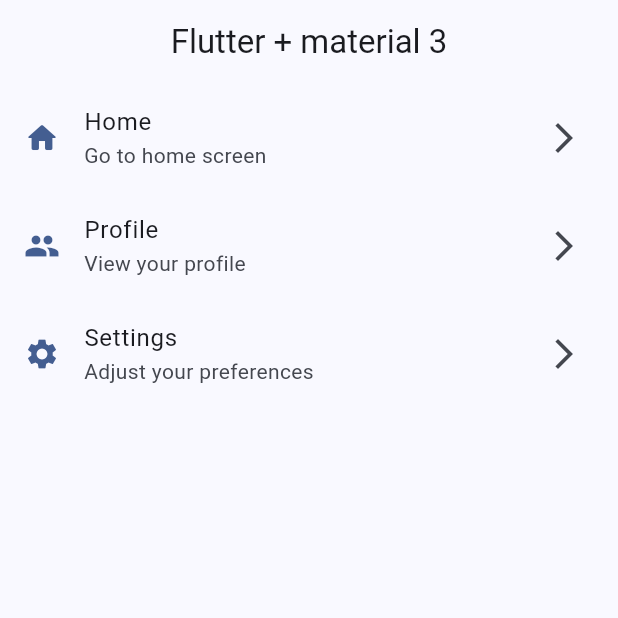
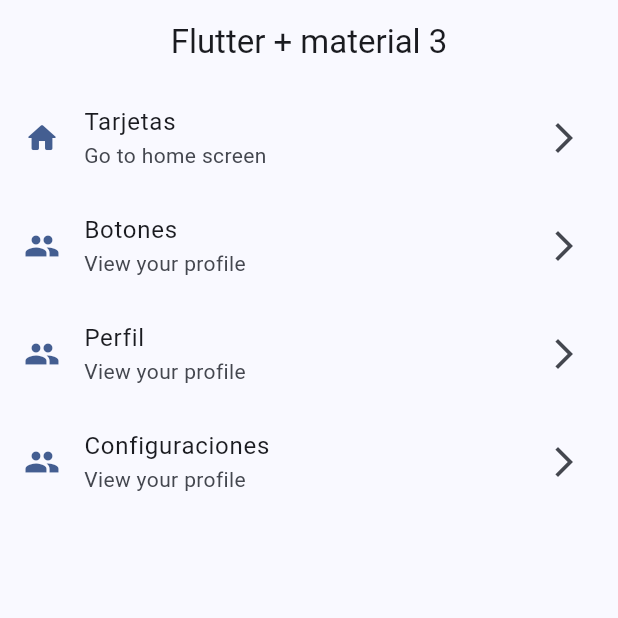
Before and after one commit to JGabrielGlez/TallerFullStack, a Flutter app: the screen it shows after launch, on a phone screen of 412 x 824 dp, the top half of it. Run offline on Flutter 3.47's test engine with Material 3 defaults, Android fonts, the phone set to English and light mode, and no system bars; our stand-ins replace go_router.

Commit message:
Agregado de las cards de setting, profile y su respectivo routing

```diff
--- a/lib/config/menu/menu_items.dart
+++ b/lib/config/menu/menu_items.dart
@@ -16,21 +16,28 @@
 
 const menuItems = <MenuItems>[
   MenuItems(
-    title: 'Home',
+    title: 'Tarjetas',
     subtitle: 'Go to home screen',
-    link: '/home',
+    link: '/cards',
     icon: Icons.home_rounded,
   ),
   MenuItems(
-    title: 'Profile',
+    title: 'Botones',
+    subtitle: 'View your profile',
+    link: '/buttons',
+    icon: Icons.people,
+  ),
+  MenuItems(
+    title: 'Perfil',
     subtitle: 'View your profile',
     link: '/profile',
     icon: Icons.people,
   ),
   MenuItems(
-    title: 'Settings',
-    subtitle: 'Adjust your preferences',
+    title: 'Configuraciones',
+    subtitle: 'View your profile',
     link: '/settings',
-    icon: Icons.settings,
+    icon: Icons.people,
   ),
+
 ];
--- /dev/null
+++ b/lib/config/presentation/screens/cards/card_profile_screen.dart
@@ -0,0 +1,12 @@
+import 'package:flutter/material.dart';
+
+class CardProfileScreen extends StatelessWidget {
+  static const name = 'profile_screen';
+  @override
+  Widget build(BuildContext context) {
+    return Scaffold(
+      appBar: AppBar(title: const Text('Profile')),
+      body: const Center(child: Text('Profile')),
+    );
+  }
+}
--- a/lib/config/presentation/screens/cards/cards_screen.dart
+++ b/lib/config/presentation/screens/cards/cards_screen.dart
@@ -1,6 +1,7 @@
 import 'package:flutter/material.dart';
 
 class CardsScreen extends StatelessWidget {
+  static const name = 'cards_screen';
   @override
   Widget build(BuildContext context) {
     return Scaffold(
--- /dev/null
+++ b/lib/config/router/app_router.dart
@@ -0,0 +1,35 @@
+import 'package:go_router/go_router.dart';
+import 'package:widget_gonzalezespinoza/config/presentation/screens/cards/card_profile_screen.dart';
+import 'package:widget_gonzalezespinoza/config/presentation/screens/cards/card_settings_screen.dart';
+import '../presentation/screens/screens.dart';
+
+// GoRouter configuration
+final appRouter = GoRouter(
+  routes: [
+    GoRoute(
+      path: '/',
+      name: HomeScreen.name,
+      builder: (context, state) => const HomeScreen(),
+    ),
+    GoRoute(
+      path: '/cards',
+      name: CardsScreen.name,
+      builder: (context, state) => CardsScreen(),
+    ),
+    GoRoute(
+      path: '/buttons',
+      name: ButtonsScreen.name,
+      builder: (context, state) => const ButtonsScreen(),
+    ),
+    GoRoute(
+      path: '/profile',
+      name: CardProfileScreen.name,
+      builder: (context, state) => CardProfileScreen(),
+    ),
+    GoRoute(
+      path: '/settings',
+      name: CardSettingsScreen.name,
+      builder: (context, state) => CardSettingsScreen(),
+    ),
+  ],
+);
--- a/lib/main.dart
+++ b/lib/main.dart
@@ -1,5 +1,6 @@
 import 'package:flutter/material.dart';
 import 'package:widget_gonzalezespinoza/config/presentation/screens/home/home_screen.dart';
+import 'package:widget_gonzalezespinoza/config/router/app_router.dart';
 import 'config/theme/app_theme.dart';
 
 void main() {
@@ -11,10 +12,10 @@
 
   @override
   Widget build(BuildContext context) {
-    return MaterialApp(
+    return MaterialApp.router(
       debugShowCheckedModeBanner: false,
       theme: AppTheme(selectedColor: 2).themeData(),
-      home: HomeScreen(),
+      routerConfig: appRouter,
     );
   }
 }
--- a/pubspec.yaml
+++ b/pubspec.yaml
@@ -9,6 +9,7 @@
 dependencies:
   flutter:
     sdk: flutter
+  go_router: ^17.1.0
 
 dev_dependencies:
   flutter_test:
```
Also changed, not shown: lib/config/presentation/screens/buttons_screen.dart (+38 -2 lines), lib/config/presentation/screens/cards/card_settings_screen.dart (added, +12 -0 lines), lib/config/presentation/screens/home/home_screen.dart (+4 -4 lines), lib/config/presentation/screens/screens.dart (added, +7 -0 lines), pubspec.lock.
